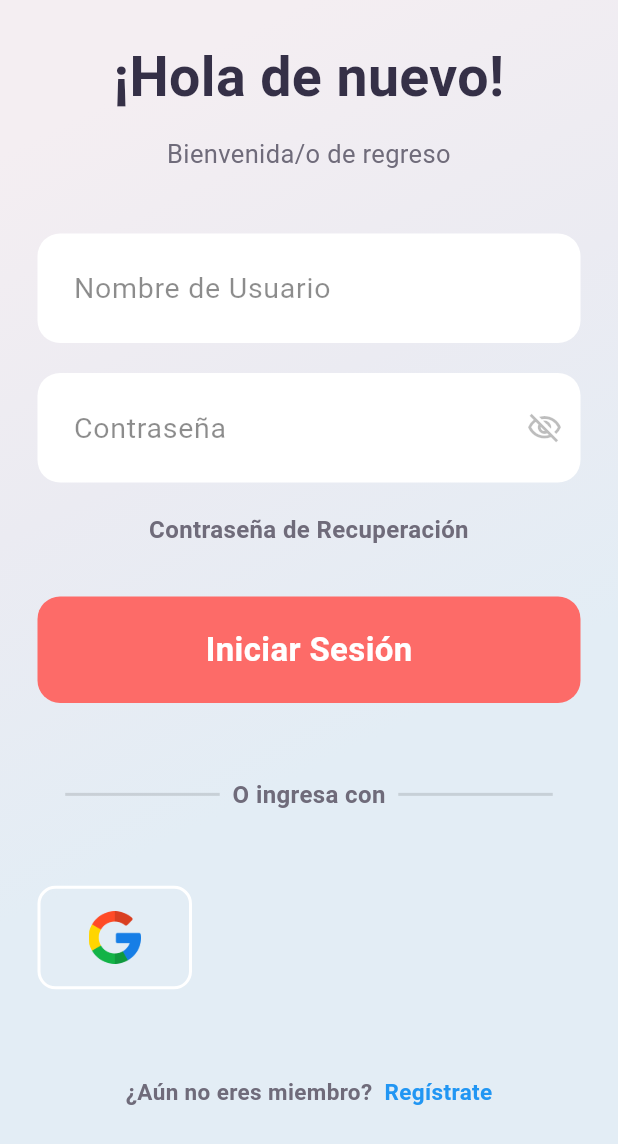
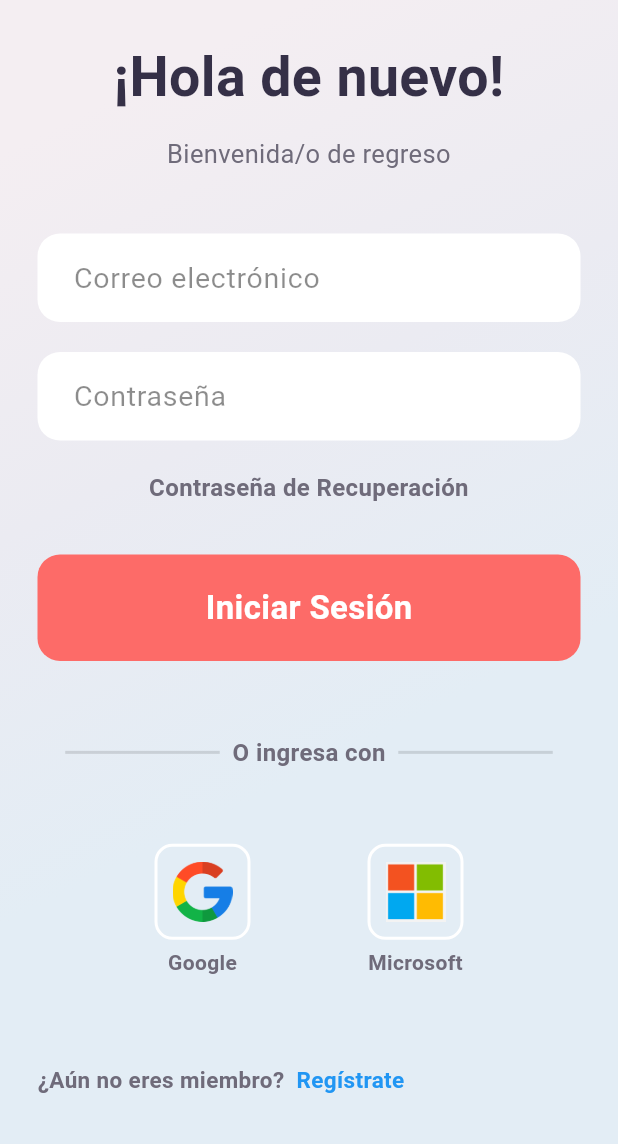
Before and after one commit to AbrahamHub/moviles, a Flutter app: the screen it shows after launch, after a tap on "Inicia Sesión", on a phone screen of 412 x 824 dp. Shown: the top 1144 px of the screen. Run offline on Flutter 3.47's test engine with Material 3 defaults, Android fonts, the phone set to English and light mode, and no system bars; our stand-ins replace firebase_auth, firebase_core, flutter_dotenv, google_sign_in; accounts and stored records are empty.

```diff
--- a/lib/pages/sign_in.dart
+++ b/lib/pages/sign_in.dart
@@ -3,8 +3,8 @@ import 'package:PhotoGuard/pages/register.dart';
 import 'package:PhotoGuard/pages/home.dart';
 import 'package:PhotoGuard/utils/colors.dart';
 import 'package:flutter/gestures.dart';
-import 'package:firebase_auth/firebase_auth.dart'; // Import Firebase Auth
-import 'package:google_sign_in/google_sign_in.dart'; // Import Google Sign In
+import 'package:firebase_auth/firebase_auth.dart';
+import 'package:google_sign_in/google_sign_in.dart';
 
 class SignIn extends StatelessWidget {
   const SignIn({super.key});
@@ -26,8 +26,32 @@ class SignIn extends StatelessWidget {
         ),
         child: SafeArea(
           child: ListView(
+            padding: const EdgeInsets.symmetric(horizontal: 25),
             children: [
               SizedBox(height: size.height * 0.03),
+              _buildTitle(),
+              SizedBox(height: size.height * 0.04),
+              _buildInputFields(usernameController, passwordController),
+              const SizedBox(height: 10),
+              _buildRecoveryPassword(),
+              SizedBox(height: size.height * 0.04),
+              _buildSignInButton(context, usernameController, passwordController),
+              SizedBox(height: size.height * 0.06),
+              _buildDivider(size),
+              SizedBox(height: size.height * 0.06),
+              _buildSocialLogin(context),
+              SizedBox(height: size.height * 0.07),
+              _buildRegisterPrompt(context),
+            ],
+          ),
+        ),
+      ),
+    );
+  }
+
+  Widget _buildTitle() {
+    return Column(
+      children: [
         Text(
           "¡Hola de nuevo!",
           textAlign: TextAlign.center,
@@ -41,13 +65,28 @@ class SignIn extends StatelessWidget {
         Text(
           "Bienvenida/o de regreso",
           textAlign: TextAlign.center,
-                style: TextStyle(fontSize: 17, color: textColor2, height: 1.2),
+          style: TextStyle(
+            fontSize: 17,
+            color: textColor2,
+            height: 1.2,
           ),
-              SizedBox(height: size.height * 0.04),
-              myTextInput("Nombre de Usuario", Colors.white, usernameController),
+        ),
+      ],
+    );
+  }
+
+  Widget _buildInputFields(
+      TextEditingController usernameController, TextEditingController passwordController) {
+    return Column(
+      children: [
+        myTextInput("Correo electrónico", Colors.white, usernameController),
         myTextInput("Contraseña", Colors.black26, passwordController, isObscure: true),
-              const SizedBox(height: 10),
-              Align(
+      ],
+    );
+  }
+
+  Widget _buildRecoveryPassword() {
+    return Align(
       alignment: Alignment.center,
       child: Text(
         "Contraseña de Recuperación",
@@ -58,35 +97,51 @@ class SignIn extends StatelessWidget {
           color: textColor2,
         ),
       ),
-              ),
-              SizedBox(height: size.height * 0.04),
-              Padding(
-                padding: const EdgeInsets.symmetric(horizontal: 25),
-                child: Column(
-                  children: [
-                    GestureDetector(
+    );
+  }
+
+  Widget _buildSignInButton(BuildContext context,
+      TextEditingController usernameController, TextEditingController passwordController) {
+    return GestureDetector(
       onTap: () async {
-                        // Aquí puedes agregar lógica para iniciar sesión con Google.
-                        User? user = await signInWithGoogle();
-                        if (user != null) {
+        final String email = usernameController.text.trim();
+        final String password = passwordController.text.trim();
+
+        if (email.isEmpty || password.isEmpty) {
           ScaffoldMessenger.of(context).showSnackBar(
-                            SnackBar(content: Text('Bienvenido, ${user.displayName}!')),
+            const SnackBar(content: Text('Por favor, llena todos los campos')),
           );
-                          // Envía a Menú Principal
+          return;
+        }
+
+        try {
+          UserCredential userCredential = await FirebaseAuth.instance
+              .signInWithEmailAndPassword(email: email, password: password);
+
+          ScaffoldMessenger.of(context).showSnackBar(
+            SnackBar(content: Text('Bienvenido, ${userCredential.user!.email}!')),
+          );
+
           Navigator.pushReplacement(
             context,
-                            MaterialPageRoute(
-                              builder: (context) => const HomePage(),
-                            ),
+            MaterialPageRoute(builder: (context) => const HomePage()),
           );
+        } on FirebaseAuthException catch (e) {
+          String errorMessage;
+          if (e.code == 'user-not-found') {
+            errorMessage = 'No existe ningún usuario con ese correo.';
+          } else if (e.code == 'wrong-password') {
+            errorMessage = 'La contraseña es incorrecta.';
           } else {
+            errorMessage = 'Error al iniciar sesión. Intenta nuevamente.';
+          }
+
           ScaffoldMessenger.of(context).showSnackBar(
-                            SnackBar(content: Text('Error al iniciar sesión con Google')),
+            SnackBar(content: Text(errorMessage)),
           );
         }
       },
       child: Container(
-                        width: size.width,
         padding: const EdgeInsets.symmetric(vertical: 20),
         decoration: BoxDecoration(
           borderRadius: BorderRadius.circular(15),
@@ -96,15 +151,15 @@ class SignIn extends StatelessWidget {
           child: Text(
             "Iniciar Sesión",
             style: TextStyle(
-                                fontWeight: FontWeight.bold,
-                                color: Colors.white,
-                                fontSize: 22),
+                fontWeight: FontWeight.bold, color: Colors.white, fontSize: 22),
           ),
         ),
       ),
-                    ),
-                    SizedBox(height: size.height * 0.06),
-                    Row(
+    );
+  }
+
+  Widget _buildDivider(Size size) {
+    return Row(
       mainAxisAlignment: MainAxisAlignment.center,
       children: [
         Container(
@@ -115,9 +170,7 @@ class SignIn extends StatelessWidget {
         const Text(
           "  O ingresa con  ",
           style: TextStyle(
-                              color: Color(0xff6F6B7A),
-                              fontWeight: FontWeight.bold,
-                              fontSize: 16),
+              color: Color(0xff6F6B7A), fontWeight: FontWeight.bold, fontSize: 16),
         ),
         Container(
           height: 2,
@@ -125,10 +178,14 @@ class SignIn extends StatelessWidget {
           color: Colors.black12,
         ),
       ],
-                    ),
-                    SizedBox(height: size.height * 0.06),
+    );
+  }
+
+  Widget _buildSocialLogin(BuildContext context) {
+    return Column(
+      children: [
         Row(
-                      mainAxisAlignment: MainAxisAlignment.spaceBetween,
+          mainAxisAlignment: MainAxisAlignment.spaceEvenly,
           children: [
             GestureDetector(
               onTap: () async {
@@ -137,25 +194,27 @@ class SignIn extends StatelessWidget {
                   ScaffoldMessenger.of(context).showSnackBar(
                     SnackBar(content: Text('Bienvenido, ${user.displayName}!')),
                   );
-                              // Envía a Menú Principal
                   Navigator.pushReplacement(
                     context,
-                                MaterialPageRoute(
-                                  builder: (context) => const HomePage(),
-                                ),
+                    MaterialPageRoute(builder: (context) => const HomePage()),
                   );
                 } else {
                   ScaffoldMessenger.of(context).showSnackBar(
-                                SnackBar(content: Text('Error al iniciar sesión con Google')),
+                    const SnackBar(content: Text('Error al iniciar sesión con Google')),
                   );
                 }
               },
-                          child: socialIcon("assets/images/google.png"),
+              child: socialIcon("assets/images/google.png", "Google"),
+            ),
+            socialIcon("assets/images/microsoft.png", "Microsoft"),
+          ],
         ),
       ],
-                    ),
-                    SizedBox(height: size.height * 0.07),
-                    Text.rich(
+    );
+  }
+
+  Widget _buildRegisterPrompt(BuildContext context) {
+    return Text.rich(
       TextSpan(
         text: "¿Aún no eres miembro?  ",
         style: TextStyle(
@@ -170,24 +229,15 @@ class SignIn extends StatelessWidget {
               color: Colors.blue,
               fontWeight: FontWeight.bold,
             ),
-                            recognizer: TapGestureRecognizer()..onTap = () {
+            recognizer: TapGestureRecognizer()
+              ..onTap = () {
                 Navigator.push(
                   context,
-                                MaterialPageRoute(
-                                  builder: (context) => const RegisterPage(),
-                                ),
+                  MaterialPageRoute(builder: (context) =>  RegisterPage()),
                 );
               },
           ),
         ],
-                      ),
-                    ),
-                  ],
-                ),
-              ),
-            ],
-          ),
-        ),
       ),
     );
   }
@@ -196,7 +246,7 @@ class SignIn extends StatelessWidget {
     try {
       final GoogleSignIn googleSignIn = GoogleSignIn();
       final GoogleSignInAccount? googleUser = await googleSignIn.signIn();
-      if (googleUser == null) return null; // El usuario canceló el inicio de sesión.
+      if (googleUser == null) return null;
 
       final GoogleSignInAuthentication googleAuth = await googleUser.authentication;
 
@@ -205,48 +255,48 @@ class SignIn extends StatelessWidget {
         idToken: googleAuth.idToken,
       );
 
-      final UserCredential userCredential = await FirebaseAuth.instance.signInWithCredential(credential);
-      return userCredential.user; // Devuelve el usuario autenticado
+      final UserCredential userCredential =
+      await FirebaseAuth.instance.signInWithCredential(credential);
+      return userCredential.user;
     } catch (e) {
-      print(e); // Manejar errores de autenticación
+      print(e);
       return null;
     }
   }
 
-  Container socialIcon(String image) {
-    return Container(
-      padding: const EdgeInsets.symmetric(
-        horizontal: 32,
-        vertical: 15,
-      ),
+  Widget socialIcon(String imagePath, String label) {
+    return Column(
+      children: [
+        Container(
+          padding: const EdgeInsets.all(10),
           decoration: BoxDecoration(
             borderRadius: BorderRadius.circular(12),
-        border: Border.all(
-          color: Colors.white,
-          width: 2,
+            border: Border.all(color: Colors.white, width: 2),
+          ),
+          child: Image.asset(imagePath, height: 40),
+        ),
+        const SizedBox(height: 5),
+        Text(
+          label,
+          style: TextStyle(
+            fontSize: 14,
+            fontWeight: FontWeight.bold,
+            color: textColor2,
           ),
         ),
-      child: Image.asset(
-        image,
-        height: 35,
-      ),
+      ],
     );
   }
 
-  Container myTextInput(String hint, Color color, TextEditingController controller, {bool isObscure = false}) {
+  Container myTextInput(String hint, Color color, TextEditingController controller,
+      {bool isObscure = false}) {
     return Container(
-      padding: const EdgeInsets.symmetric(
-        horizontal: 25,
-        vertical: 10,
-      ),
+      padding: const EdgeInsets.symmetric(vertical: 10),
       child: TextField(
         controller: controller,
         obscureText: isObscure,
         decoration: InputDecoration(
-          contentPadding: const EdgeInsets.symmetric(
-            horizontal: 20,
-            vertical: 22,
-          ),
+          contentPadding: const EdgeInsets.symmetric(horizontal: 20, vertical: 15),
           fillColor: Colors.white,
           filled: true,
           border: OutlineInputBorder(
@@ -254,14 +304,7 @@ class SignIn extends StatelessWidget {
             borderRadius: BorderRadius.circular(15),
           ),
           hintText: hint,
-          hintStyle: const TextStyle(
-            color: Colors.black45,
-            fontSize: 19,
-          ),
-          suffixIcon: Icon(
-            Icons.visibility_off_outlined,
-            color: color,
-          ),
+          hintStyle: const TextStyle(color: Colors.black45, fontSize: 19),
         ),
       ),
     );
```
Lines whose indentation alone changed are shown as unchanged.
